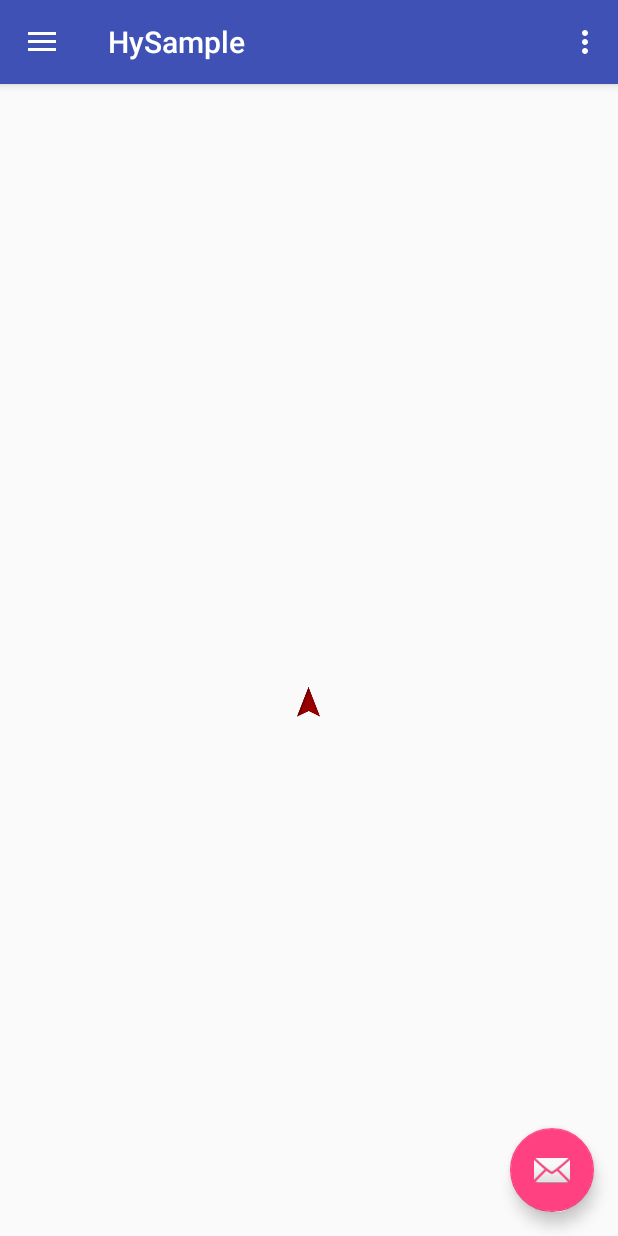
After one commit to jiangqingbo/HySample, an Android app: the fragment CompassFragment placed in its activity, on a phone screen of 412 x 824 dp. The commit adds this screen. Run offline under Robolectric (Android 15) with nearby library versions, the phone set to English and light mode, and no system bars.

Commit message:
1、添加Kotlin环境编译插件 2、整理包路径 3、添加罗盘指南针的功能

```diff
--- a/app/src/main/java/com/huyunit/sample/MainActivity.java
+++ b/app/src/main/java/com/huyunit/sample/MainActivity.java
@@ -17,6 +17,7 @@ import android.view.Menu;
 import android.view.MenuItem;
 import android.widget.ImageView;
 
+import com.huyunit.sample.compass.CompassFragment;
 import com.huyunit.sample.fragment.MainFragment;
 import com.huyunit.sample.xlistview.XListViewFragment;
 
@@ -96,7 +97,9 @@ public class MainActivity extends AppCompatActivity
 
         if (id == R.id.nav_xlistview) {
             replaceFragment(XListViewFragment.getInstance());
-        } else if (id == R.id.nav_gallery) {
+        } else if (id == R.id.nav_compass) {
+            replaceFragment(CompassFragment.Companion.getInstance());
+        }  else if (id == R.id.nav_gallery) {
 
         } else if (id == R.id.nav_slideshow) {
 
--- /dev/null
+++ b/app/src/main/java/com/huyunit/sample/compass/CompassFragment.kt
@@ -0,0 +1,83 @@
+package com.huyunit.sample.compass
+
+import android.content.Context
+import android.hardware.Sensor
+import android.hardware.SensorEvent
+import android.hardware.SensorEventListener
+import android.hardware.SensorManager
+import android.os.Bundle
+import android.support.v4.app.Fragment
+import android.view.LayoutInflater
+import android.view.View
+import android.view.ViewGroup
+import android.view.animation.Animation
+import android.view.animation.RotateAnimation
+import com.huyunit.sample.R
+import kotlinx.android.synthetic.main.f_compass.*
+
+
+/**
+ * author: bobo
+ * create time: 2017/11/6 上午10:44
+ * email: jqbo84@163.com
+ */
+class CompassFragment : Fragment(), SensorEventListener {
+
+    private var currentDegree = 0f
+
+    companion object {
+        fun getInstance(): CompassFragment {
+
+            return CompassFragment()
+        }
+    }
+
+    override fun onCreateView(inflater: LayoutInflater, container: ViewGroup?, savedInstanceState: Bundle?): View? {
+        return inflater.inflate(R.layout.f_compass, container, false)
+    }
+
+    override fun onActivityCreated(savedInstanceState: Bundle?) {
+        super.onActivityCreated(savedInstanceState)
+
+        // 传感器管理器
+        val sm = activity.getSystemService(Context.SENSOR_SERVICE) as SensorManager
+        // 注册传感器(Sensor.TYPE_ORIENTATION(方向传感器);SENSOR_DELAY_FASTEST(0毫秒延迟);
+        // SENSOR_DELAY_GAME(20,000毫秒延迟)、SENSOR_DELAY_UI(60,000毫秒延迟))
+        sm.registerListener(this, sm.getDefaultSensor(Sensor.TYPE_ORIENTATION), SensorManager.SENSOR_DELAY_FASTEST)
+
+    }
+
+    override fun onAccuracyChanged(sensor: Sensor?, accuracy: Int) {
+
+    }
+
+    //传感器报告新的值(方向改变)
+    override fun onSensorChanged(event: SensorEvent?) {
+        if (event?.sensor?.type === Sensor.TYPE_ORIENTATION) {
+            val degree = event.values[0]
+
+            /*
+            RotateAnimation类：旋转变化动画类
+
+            参数说明:
+
+            fromDegrees：旋转的开始角度。
+            toDegrees：旋转的结束角度。
+            pivotXType：X轴的伸缩模式，可以取值为ABSOLUTE、RELATIVE_TO_SELF、RELATIVE_TO_PARENT。
+            pivotXValue：X坐标的伸缩值。
+            pivotYType：Y轴的伸缩模式，可以取值为ABSOLUTE、RELATIVE_TO_SELF、RELATIVE_TO_PARENT。
+            pivotYValue：Y坐标的伸缩值
+            */
+            val ra = RotateAnimation(currentDegree, -degree,
+                    Animation.RELATIVE_TO_SELF, 0.5f,
+                    Animation.RELATIVE_TO_SELF, 0.5f)
+            //旋转过程持续时间
+            ra.duration = 200
+            //罗盘图片使用旋转动画
+            mCompassImageView.startAnimation(ra)
+
+            currentDegree = -degree
+        }
+    }
+
+}
--- a/app/src/main/java/com/huyunit/sample/xlistview/XListViewFragment.java
+++ b/app/src/main/java/com/huyunit/sample/xlistview/XListViewFragment.java
@@ -4,7 +4,7 @@ import android.os.Bundle;
 import android.view.LayoutInflater;
 
 import com.huyunit.sample.R;
-import com.huyunit.sample.adapter.TextListAdapter;
+import com.huyunit.sample.xlistview.adapter.TextListAdapter;
 import com.huyunit.sample.fragment.BaseFragment;
 import com.huyunit.xlistview.XListView;
 
--- a/app/src/main/java/com/huyunit/sample/adapter/TextListAdapter.java
+++ b/app/src/main/java/com/huyunit/sample/xlistview/adapter/TextListAdapter.java
@@ -1,4 +1,4 @@
-package com.huyunit.sample.adapter;
+package com.huyunit.sample.xlistview.adapter;
 
 import android.content.Context;
 import android.view.View;
--- /dev/null
+++ b/app/src/main/res/layout/f_compass.xml
@@ -0,0 +1,14 @@
+<?xml version="1.0" encoding="utf-8"?>
+<LinearLayout xmlns:android="http://schemas.android.com/apk/res/android"
+    android:layout_width="match_parent"
+    android:layout_height="match_parent"
+    android:gravity="center"
+    android:orientation="vertical">
+
+    <ImageView
+        android:id="@+id/mCompassImageView"
+        android:layout_width="wrap_content"
+        android:layout_height="wrap_content"
+        android:src="@mipmap/ic_compass" />
+
+</LinearLayout>
--- a/app/src/main/res/menu/activity_main_drawer.xml
+++ b/app/src/main/res/menu/activity_main_drawer.xml
@@ -6,6 +6,10 @@
             android:id="@+id/nav_xlistview"
             android:icon="@drawable/ic_menu_camera"
             android:title="XListViewFragment" />
+        <item
+            android:id="@+id/nav_compass"
+            android:icon="@drawable/ic_menu_manage"
+            android:title="Compass" />
         <item
             android:id="@+id/nav_gallery"
             android:icon="@drawable/ic_menu_gallery"
```
Also changed, not shown: app/build.gradle (+10 -6 lines), build.gradle (+5 -4 lines), app/src/main/res/mipmap-xxhdpi/ic_compass.png (added), gradle/wrapper/gradle-wrapper.properties.
